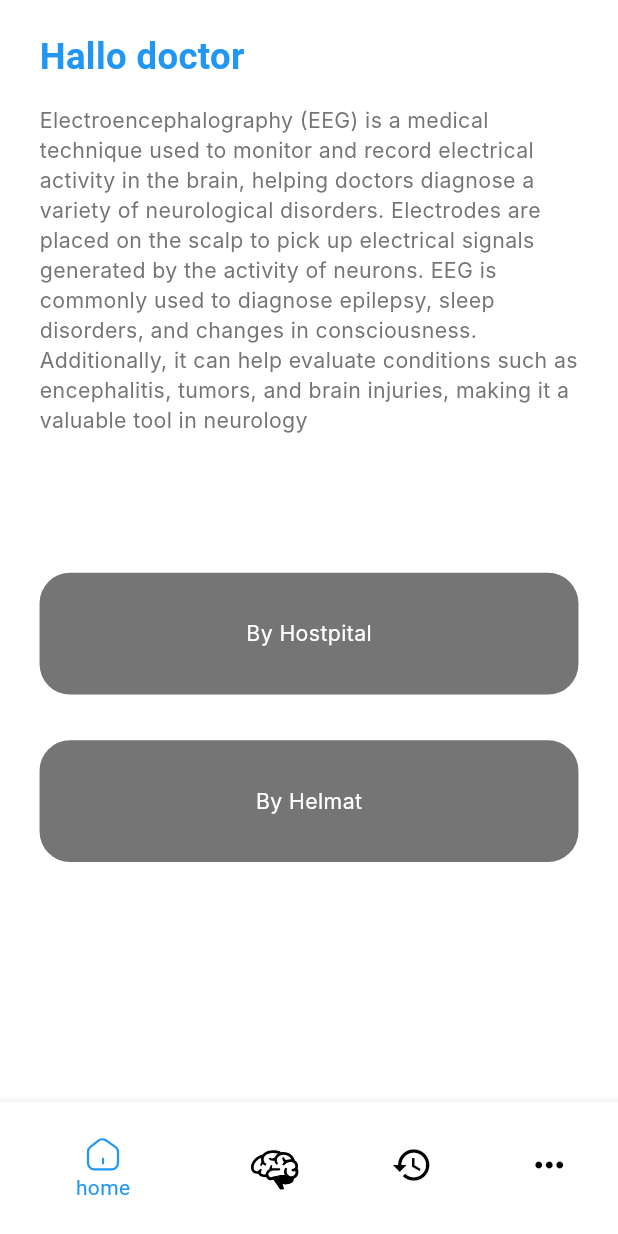
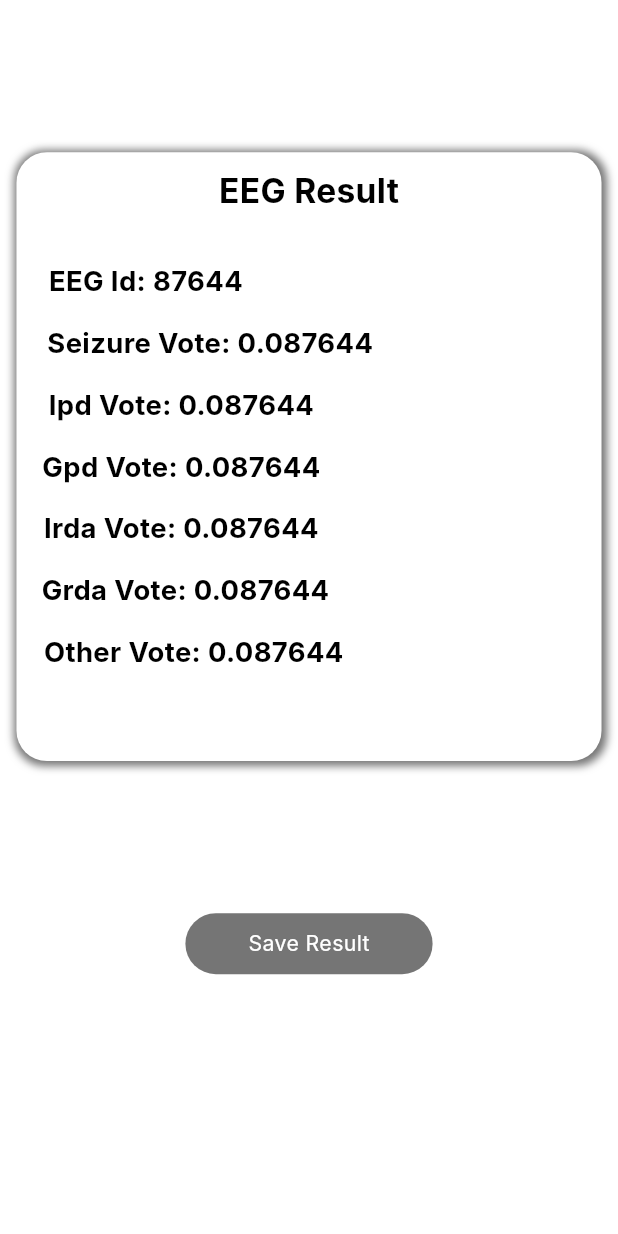
Before and after one commit to IbrahimElbazz/Brainpulse, a Flutter app: the screen it shows after launch, after a tap on "By Helmat", on a phone screen of 412 x 824 dp. Run offline on Flutter 3.47's test engine with Material 3 defaults, Android fonts, the phone set to English and light mode, and no system bars; drawn by our look-alikes of animated_text_kit; our stand-ins replace flutter_bloc, flutter_screenutil, flutter_svg, google_fonts, image_picker, intl_phone_field; Roboto replaces fonts that are missing (Inter).

Commit message:
show eeg data ui

```diff
--- a/lib/core/Theming/text_style.dart
+++ b/lib/core/Theming/text_style.dart
@@ -46,4 +46,10 @@ class TextStyleApp {
     fontFamily: 'Inter',
     fontWeight: FontWeight.w400,
   );
+  static TextStyle font18weight400colorRed = TextStyle(
+    color: ColorsApp.darkRed,
+    fontSize: 18.sp,
+    fontFamily: 'Inter',
+    fontWeight: FontWeight.w400,
+  );
 }
--- a/lib/core/helpers/extentions.dart
+++ b/lib/core/helpers/extentions.dart
@@ -2,7 +2,8 @@ import 'package:flutter/material.dart';
 import 'package:flutter/widgets.dart';
 
 extension Navigation on BuildContext {
-  Future<dynamic> pushNamed(String routeName, {Object? arguments}) {
+  Future<dynamic> pushNamed(String routeName, String eegdata,
+      {Object? arguments}) {
     return Navigator.of(this).pushNamed(routeName, arguments: arguments);
   }
 
--- a/lib/core/routing/named_route.dart
+++ b/lib/core/routing/named_route.dart
@@ -4,4 +4,5 @@ class Routes {
   static const String appnavigation = '/appnavigation';
   static const String homeScreen = '/homeScreen';
   static const String getiamge = '/getimage';
+  static const String eegdata = '/eegdata';
 }
--- a/lib/core/routing/named_route_imple.dart
+++ b/lib/core/routing/named_route_imple.dart
@@ -1,5 +1,6 @@
 import 'package:brain_pulse/core/routing/named_route.dart';
 import 'package:brain_pulse/features/app_navigation/app_navigation.dart';
+import 'package:brain_pulse/features/home/presentation/screens/eeg_data_screen.dart';
 import 'package:brain_pulse/features/home/presentation/screens/get_image_screen.dart';
 import 'package:brain_pulse/features/home/presentation/screens/home_screen.dart';
 import 'package:flutter/material.dart';
@@ -15,6 +16,8 @@ class AppRouter {
         return MaterialPageRoute(builder: (_) => const HomeScreen());
       case Routes.getiamge:
         return MaterialPageRoute(builder: (_) => const GetImageScreen());
+      case Routes.eegdata:
+        return MaterialPageRoute(builder: (_) => const EegDataScreen());
       default:
         return MaterialPageRoute(
             builder: (_) => Scaffold(
--- /dev/null
+++ b/lib/features/home/data/model/eeg_model.dart
@@ -0,0 +1,18 @@
+class EegModel {
+  final int? id_eeg;
+  final int? seizure_vote;
+  final int? ipd_vote;
+  final int? gpd_vote;
+  final int? irda_vote;
+  final int? grade_vote;
+  final int? other_vote;
+  EegModel(
+    this.seizure_vote,
+    this.ipd_vote,
+    this.gpd_vote,
+    this.irda_vote,
+    this.grade_vote,
+    this.other_vote,
+    this.id_eeg,
+  );
+}
--- /dev/null
+++ b/lib/features/home/presentation/screens/eeg_data_screen.dart
@@ -0,0 +1,11 @@
+import 'package:brain_pulse/features/home/presentation/screens/widgets/data_eeg_body.dart';
+import 'package:flutter/material.dart';
+
+class EegDataScreen extends StatelessWidget {
+  const EegDataScreen({super.key});
+
+  @override
+  Widget build(BuildContext context) {
+    return DataEegBody();
+  }
+}
--- /dev/null
+++ b/lib/features/home/presentation/screens/widgets/data_eeg_body.dart
@@ -0,0 +1,24 @@
+import 'package:brain_pulse/core/Theming/colors.dart';
+import 'package:brain_pulse/features/home/data/model/eeg_model.dart';
+import 'package:brain_pulse/features/home/presentation/screens/widgets/custom_bottton.dart';
+import 'package:brain_pulse/features/home/presentation/screens/widgets/eeg_data_container.dart';
+import 'package:flutter/material.dart';
+import 'package:flutter_screenutil/flutter_screenutil.dart';
+
+class DataEegBody extends StatelessWidget {
+  DataEegBody({super.key, this.data});
+  EegModel? data;
+
+  @override
+  Widget build(BuildContext context) {
+    return Scaffold(
+      backgroundColor: ColorsApp.white,
+      body: Column(
+        children: [
+          const EegDataContainer(),
+          CustomBottton(text: "Save Result", width: 150.w, height: 40.h)
+        ],
+      ),
+    );
+  }
+}
--- /dev/null
+++ b/lib/features/home/presentation/screens/widgets/eeg_data_container.dart
@@ -0,0 +1,97 @@
+import 'package:brain_pulse/core/Theming/colors.dart';
+import 'package:brain_pulse/core/Theming/text_style.dart';
+import 'package:flutter/material.dart';
+import 'package:flutter_screenutil/flutter_screenutil.dart';
+
+class EegDataContainer extends StatelessWidget {
+  const EegDataContainer({
+    super.key,
+  });
+
+  @override
+  Widget build(BuildContext context) {
+    return Container(
+      margin: EdgeInsets.symmetric(vertical: 100.h, horizontal: 10.w),
+      width: double.infinity.w,
+      height: 400.h,
+      decoration: BoxDecoration(
+          color: ColorsApp.white,
+          borderRadius: BorderRadius.circular(20.r),
+          boxShadow: const [
+            BoxShadow(
+                offset: Offset(1, 1),
+                color: Colors.black54,
+                blurRadius: 4,
+                spreadRadius: 2)
+          ]),
+      child: Column(
+        children: [
+          SizedBox(
+            height: 10.h,
+          ),
+          Text(
+            "EEG Result",
+            style: TextStyleApp.font22weight400colorRed
+                .copyWith(color: Colors.black, fontWeight: FontWeight.bold),
+          ),
+          Padding(
+            padding: EdgeInsets.only(right: 198.0.w, top: 30.h),
+            child: Text(
+              "EEG Id: 87644",
+              style: TextStyleApp.font18weight400colorRed
+                  .copyWith(color: Colors.black, fontWeight: FontWeight.bold),
+            ),
+          ),
+          Padding(
+            padding: EdgeInsets.only(right: 120.0.w, top: 15.h),
+            child: Text(
+              "Seizure Vote: 0.087644",
+              style: TextStyleApp.font18weight400colorRed
+                  .copyWith(color: Colors.black, fontWeight: FontWeight.bold),
+            ),
+          ),
+          Padding(
+            padding: EdgeInsets.only(right: 155.0.w, top: 15.h),
+            child: Text(
+              "Ipd Vote: 0.087644",
+              style: TextStyleApp.font18weight400colorRed
+                  .copyWith(color: Colors.black, fontWeight: FontWeight.bold),
+            ),
+          ),
+          Padding(
+            padding: EdgeInsets.only(right: 155.0.w, top: 15.h),
+            child: Text(
+              "Gpd Vote: 0.087644",
+              style: TextStyleApp.font18weight400colorRed
+                  .copyWith(color: Colors.black, fontWeight: FontWeight.bold),
+            ),
+          ),
+          Padding(
+            padding: EdgeInsets.only(right: 155.0.w, top: 15.h),
+            child: Text(
+              "Irda Vote: 0.087644",
+              style: TextStyleApp.font18weight400colorRed
+                  .copyWith(color: Colors.black, fontWeight: FontWeight.bold),
+            ),
+          ),
+          Padding(
+            padding: EdgeInsets.only(right: 150.0.w, top: 15.h),
+            child: Text(
+              "Grda Vote: 0.087644",
+              style: TextStyleApp.font18weight400colorRed
+                  .copyWith(color: Colors.black, fontWeight: FontWeight.bold),
+            ),
+          ),
+          Padding(
+            padding: EdgeInsets.only(right: 140.0.w, top: 15.h),
+            child: Text(
+              "Other Vote: 0.087644",
+              style: TextStyleApp.font18weight400colorRed
+                  .copyWith(color: Colors.black, fontWeight: FontWeight.bold),
+            ),
+          ),
+        ],
+      ),
+    );
+  }
+}
--- a/lib/features/home/presentation/screens/widgets/get_image_body.dart
+++ b/lib/features/home/presentation/screens/widgets/get_image_body.dart
@@ -1,6 +1,8 @@
 import 'dart:io';
 
 import 'package:brain_pulse/core/Theming/colors.dart';
+import 'package:brain_pulse/core/helpers/extentions.dart';
+import 'package:brain_pulse/core/routing/named_route.dart';
 import 'package:brain_pulse/features/home/presentation/screens/widgets/custom_bottton.dart';
 import 'package:flutter/material.dart';
 import 'package:flutter_screenutil/flutter_screenutil.dart';
@@ -62,7 +64,20 @@ class _GetImageBodyState extends State<GetImageBody> {
           Padding(
             padding: EdgeInsets.symmetric(vertical: 30.h, horizontal: 40.w),
             child: CustomBottton(
-                text: "Send Report", width: double.infinity, height: 60.h),
+              text: "Show Result",
+              width: double.infinity,
+              height: 60.h,
+              ontap: () {
+                if (_image != null) {
+                  Navigator.pushNamed(context, Routes.eegdata);
+                } else {
+                  ScaffoldMessenger.of(context).showSnackBar(
+                    const SnackBar(
+                        content: Text("Please select an image first")),
+                  );
+                }
+              },
+            ),
           )
         ],
       ),
--- a/lib/features/home/presentation/screens/widgets/home_body.dart
+++ b/lib/features/home/presentation/screens/widgets/home_body.dart
@@ -37,7 +37,9 @@ class HomeBody extends StatelessWidget {
               SizedBox(
                 height: 15.h,
               ),
-              AnimatedTextKit(
+              SizedBox(
+                height: 250.h,
+                child: AnimatedTextKit(
                   animatedTexts: [
                     TyperAnimatedText(
                       "Electroencephalography (EEG) is a medical technique used to monitor and record electrical activity in the brain, helping doctors diagnose a variety of neurological disorders. Electrodes are placed on the scalp to pick up electrical signals generated by the activity of neurons. EEG is commonly used to diagnose epilepsy, sleep disorders, and changes in consciousness. Additionally, it can help evaluate conditions such as encephalitis, tumors, and brain injuries, making it a valuable tool in neurology",
@@ -45,7 +47,10 @@ class HomeBody extends StatelessWidget {
                       speed: const Duration(milliseconds: 20),
                     ),
                   ],
-                totalRepeatCount: 1,
+                  totalRepeatCount: 0,
+                  isRepeatingAnimation: false,
+                  displayFullTextOnTap: true,
+                ),
               ),
               // Text(
               //     "Electroencephalography (EEG) is a medical technique used to monitor and record electrical activity in the brain, helping doctors diagnose a variety of neurological disorders. Electrodes are placed on the scalp to pick up electrical signals generated by the activity of neurons. EEG is commonly used to diagnose epilepsy, sleep disorders, and changes in consciousness. Additionally, it can help evaluate conditions such as encephalitis, tumors, and brain injuries, making it a valuable tool in neurology.",
@@ -69,7 +74,9 @@ class HomeBody extends StatelessWidget {
                 ),
                 child: CustomBottton(
                   text: "By Helmat",
-                  ontap: () {},
+                  ontap: () {
+                    Navigator.pushNamed(context, Routes.eegdata);
+                  },
                   width: double.infinity,
                   height: 80.h,
                 ),
--- a/pubspec.yaml
+++ b/pubspec.yaml
@@ -33,7 +33,7 @@ dependencies:
   google_fonts: ^6.2.1
   flutter_screenutil: ^5.9.3
   flutter_svg: ^2.0.10+1
-  flutter_bloc: ^8.1.6
+  flutter_bloc: ^9.0.0
   flutter_secure_storage: ^9.2.2
   freezed: ^2.5.2
   freezed_annotation: ^2.4.4
```
Also changed, not shown: pubspec.lock. Lines whose indentation alone changed are shown as unchanged.
